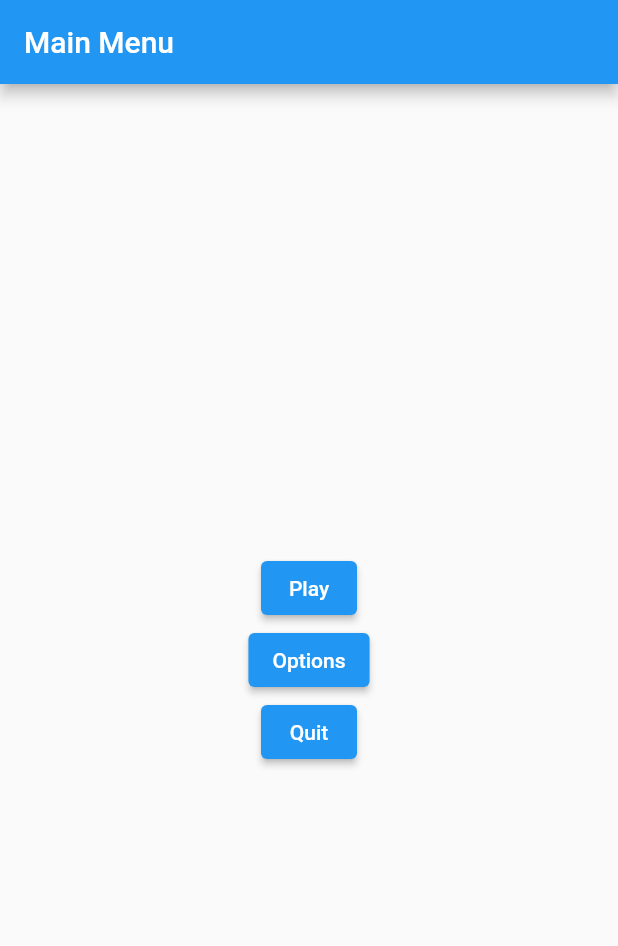
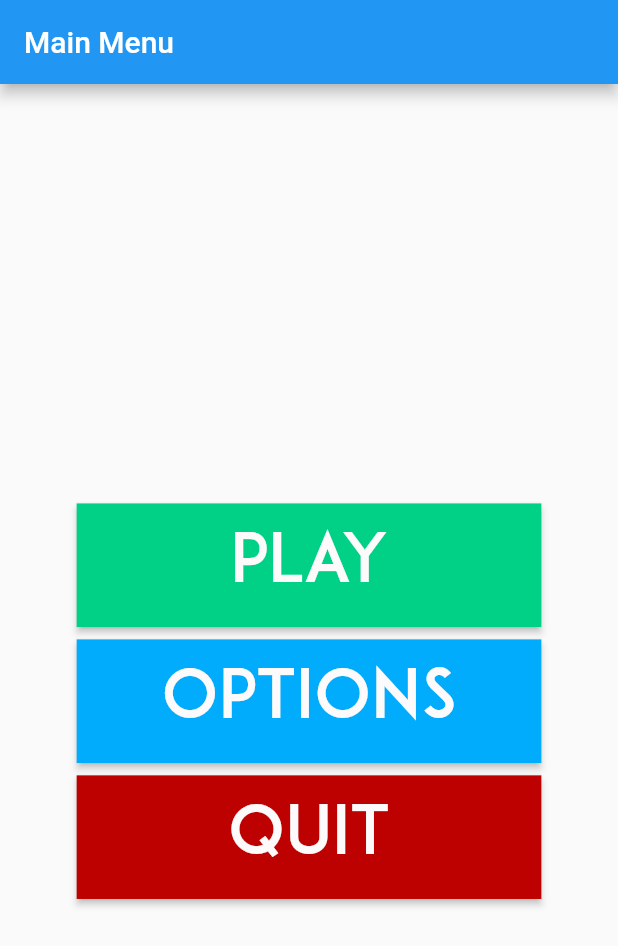
Before and after one commit to TeamItchen/tap_tennis, a Flutter app: the screen it shows after launch, on a phone screen of 412 x 824 dp. Shown: the top 946 px of the screen. Run offline on Flutter 3.47's test engine with Material 2 defaults, Android fonts, the phone set to English and light mode, and no system bars; our stand-ins replace firebase_core, firebase_database; missing offline and left inert: flame; accounts and stored records are empty.

Commit message:
Added basic sizing, colouring to main menu objects

```diff
--- /dev/null
+++ b/lib/colours.dart
@@ -0,0 +1,131 @@
+import 'package:flutter/material.dart';
+
+class Palette {
+  static const MaterialColor darkSlateGreen = MaterialColor(
+    0xff35544F,
+    <int, Color>{
+      50: Color(0xff35544F),
+      100: Color(0xff35544F),
+      200: Color(0xff35544F),
+      300: Color(0xff35544F),
+      400: Color(0xff35544F),
+      500: Color(0xff35544F),
+      600: Color(0xff35544F),
+      700: Color(0xff35544F),
+      800: Color(0xff35544F),
+      900: Color(0xff35544F),
+    },
+  );
+
+  static const MaterialColor cadetBlue = MaterialColor(
+    0xff7CB4B8,
+    <int, Color>{
+      50: Color(0xff7CB4B8),
+      100: Color(0xff7CB4B8),
+      200: Color(0xff7CB4B8),
+      300: Color(0xff7CB4B8),
+      400: Color(0xff7CB4B8),
+      500: Color(0xff7CB4B8),
+      600: Color(0xff7CB4B8),
+      700: Color(0xff7CB4B8),
+      800: Color(0xff7CB4B8),
+      900: Color(0xff7CB4B8),
+    },
+  );
+
+  static const MaterialColor charcoal = MaterialColor(
+    0xff404E5C,
+    <int, Color>{
+      50: Color(0xff404E5C),
+      100: Color(0xff404E5C),
+      200: Color(0xff404E5C),
+      300: Color(0xff404E5C),
+      400: Color(0xff404E5C),
+      500: Color(0xff404E5C),
+      600: Color(0xff404E5C),
+      700: Color(0xff404E5C),
+      800: Color(0xff404E5C),
+      900: Color(0xff404E5C),
+    },
+  );
+
+  static const MaterialColor snow = MaterialColor(
+    0xffFDFAFB,
+    <int, Color>{
+      50: Color(0xffFDFAFB),
+      100: Color(0xffFDFAFB),
+      200: Color(0xffFDFAFB),
+      300: Color(0xffFDFAFB),
+      400: Color(0xffFDFAFB),
+      500: Color(0xffFDFAFB),
+      600: Color(0xffFDFAFB),
+      700: Color(0xffFDFAFB),
+      800: Color(0xffFDFAFB),
+      900: Color(0xffFDFAFB),
+    },
+  );
+
+  static const MaterialColor playButtonGreen = MaterialColor(
+    0xff00D187,
+    <int, Color>{
+      50: Color(0xff00D187),
+      100: Color(0xff00D187),
+      200: Color(0xff00D187),
+      300: Color(0xff00D187),
+      400: Color(0xff00D187),
+      500: Color(0xff00D187),
+      600: Color(0xff00D187),
+      700: Color(0xff00D187),
+      800: Color(0xff00D187),
+      900: Color(0xff00D187),
+    },
+  );
+
+  static const MaterialColor aboutButtonBlue = MaterialColor(
+    0xff00acfb,
+    <int, Color>{
+      50: Color(0xff00acfb),
+      100: Color(0xff00acfb),
+      200: Color(0xff00acfb),
+      300: Color(0xff00acfb),
+      400: Color(0xff00acfb),
+      500: Color(0xff00acfb),
+      600: Color(0xff00acfb),
+      700: Color(0xff00acfb),
+      800: Color(0xff00acfb),
+      900: Color(0xff00acfb),
+    },
+  );
+
+  static const MaterialColor quitButtonRed = MaterialColor(
+    0xffBD0000,
+    <int, Color>{
+      50: Color(0xffBD0000),
+      100: Color(0xffBD0000),
+      200: Color(0xffBD0000),
+      300: Color(0xffBD0000),
+      400: Color(0xffBD0000),
+      500: Color(0xffBD0000),
+      600: Color(0xffBD0000),
+      700: Color(0xffBD0000),
+      800: Color(0xffBD0000),
+      900: Color(0xffBD0000),
+    },
+  );
+
+  static const MaterialColor black = MaterialColor(
+    0xff000000,
+    <int, Color>{
+      50: Color(0xff000000),
+      100: Color(0xff000000),
+      200: Color(0xff000000),
+      300: Color(0xff000000),
+      400: Color(0xff000000),
+      500: Color(0xff000000),
+      600: Color(0xff000000),
+      700: Color(0xff000000),
+      800: Color(0xff000000),
+      900: Color(0xff000000),
+    },
+  );
+}
--- a/lib/main_menu.dart
+++ b/lib/main_menu.dart
@@ -1,11 +1,14 @@
 import 'package:flutter/material.dart';
 import 'package:flutter/services.dart';
+import 'package:tap_tennis/colours.dart' as colours;
 import 'package:tap_tennis/play.dart' as play_page;
 import 'package:tap_tennis/options.dart' as options_page;
 
 class MainMenu extends StatelessWidget {
   @override
   Widget build(BuildContext context) {
+    double height = MediaQuery.of(context).size.height;
+    double width = MediaQuery.of(context).size.width;
     return Scaffold(
       appBar: AppBar(
         title: Text("Main Menu"),
@@ -14,20 +17,49 @@ class MainMenu extends StatelessWidget {
         child: Column(
           mainAxisAlignment: MainAxisAlignment.center,
           children: <Widget>[
-            //Play Page Button
-            ElevatedButton(
-              child: Text("Play"),
+            //Play Button
+            Padding(
+              padding: EdgeInsets.only(
+                  top: height / 15, left: height / 100, right: height / 100),
+              child: Container(
+                height: height / 10,
+                width: width / 1.33,
+                child: ElevatedButton(
+                  style: ElevatedButton.styleFrom(
+                      backgroundColor: colours.Palette.playButtonGreen,
+                      foregroundColor: colours.Palette.snow,
+                      textStyle: const TextStyle(fontSize: 45),
+                      shape: const RoundedRectangleBorder(
+                          borderRadius: BorderRadius.zero)),
                   onPressed: () {
                     Navigator.push(
                       context,
                       MaterialPageRoute(builder: (context) => play_page.main()),
                     );
                   },
+                  child: const Text(
+                    "Play",
+                    textAlign: TextAlign.center,
+                    style: TextStyle(fontFamily: "AdamCGPro"),
+                  ),
+                ),
+              ),
             ),
 
-            //Settings Page Button
-            ElevatedButton(
-              child: Text("Options"),
+            //Settings Button
+            Padding(
+              padding: EdgeInsets.only(
+                  top: height / 100, left: height / 100, right: height / 100),
+              child: Container(
+                height: height / 10,
+                width: width / 1.33,
+                child: ElevatedButton(
+                  style: ElevatedButton.styleFrom(
+                      backgroundColor: colours.Palette.aboutButtonBlue,
+                      foregroundColor: colours.Palette.snow,
+                      textStyle: const TextStyle(fontSize: 45),
+                      shape: const RoundedRectangleBorder(
+                          borderRadius: BorderRadius.zero)),
                   onPressed: () {
                     Navigator.push(
                       context,
@@ -35,14 +67,40 @@ class MainMenu extends StatelessWidget {
                           builder: (context) => options_page.Options()),
                     );
                   },
+                  child: const Text(
+                    "Options",
+                    textAlign: TextAlign.center,
+                    style: TextStyle(fontFamily: "AdamCGPro"),
+                  ),
+                ),
+              ),
             ),
 
             //Quit Game
-            ElevatedButton(
-              child: Text("Quit"),
+//Play Button
+            Padding(
+              padding: EdgeInsets.only(
+                  top: height / 100, left: height / 100, right: height / 100),
+              child: Container(
+                height: height / 10,
+                width: width / 1.33,
+                child: ElevatedButton(
+                  style: ElevatedButton.styleFrom(
+                      backgroundColor: colours.Palette.quitButtonRed,
+                      foregroundColor: colours.Palette.snow,
+                      textStyle: const TextStyle(fontSize: 45),
+                      shape: const RoundedRectangleBorder(
+                          borderRadius: BorderRadius.zero)),
                   onPressed: () {
                     SystemNavigator.pop();
                   },
+                  child: const Text(
+                    "Quit",
+                    textAlign: TextAlign.center,
+                    style: TextStyle(fontFamily: "AdamCGPro"),
+                  ),
+                ),
+              ),
             ),
           ],
         ),
```
Also changed, not shown: pubspec.yaml (+10 -0 lines), assets/fonts/adam_cg_pro.otf (added), assets/fonts/futura_book_regular.otf (added), lib/components/tap_tennis_game.dart (line endings or trailing spaces), pubspec.lock. Lines whose indentation alone changed are shown as unchanged.
